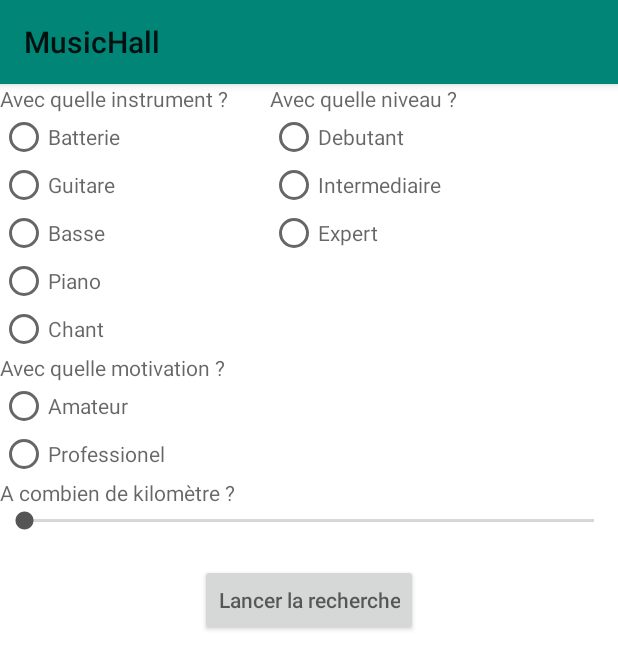
After one commit to claire-mielcarek/MusicHall, an Android app: the CriteresGroupe screen opened directly, with no data from a screen before it, on a phone screen of 412 x 824 dp. The commit adds this screen. Shown: the top 669 px of the screen. Run offline under Robolectric (Android 15) with nearby library versions, the phone set to English and light mode, and no system bars.

Commit message:
Avancé sur la fonction recherche : Classe java pour remplir les critères de recherche pour la recherche avec les layout.

```diff
--- a/app/build.gradle
+++ b/app/build.gradle
@@ -38,6 +38,7 @@ dependencies {
     implementation 'com.github.siyamed:android-shape-imageview:0.9.+@aar'
     // importation du recycle view
     implementation 'com.android.support:recyclerview-v7:28.0.0'
+
 }
 
 apply plugin: 'com.google.gms.google-services'
--- a/app/src/main/AndroidManifest.xml
+++ b/app/src/main/AndroidManifest.xml
@@ -20,7 +20,9 @@
         <activity android:name=".ProfilActivity"/>
         <activity android:name=".Connexion"/>
         <activity android:name=".Inscription"/>
-        <activity android:name=".RechercheActivity"/>
+        <activity android:name=".Search.SearchActivity"/>
+        <activity android:name=".Search.CriteresMusiciens"/>
+        <activity android:name=".Search.CriteresGroupe"/>
         <activity android:name=".group.GroupActivity"/>
         <activity android:name=".Menu"/>
         <activity android:name=".ShouldLogin"/>
--- a/app/src/main/java/com/projet/musichall/MainActivity.java
+++ b/app/src/main/java/com/projet/musichall/MainActivity.java
@@ -16,6 +16,8 @@ import com.google.firebase.auth.FirebaseAuth;
 import com.google.firebase.auth.FirebaseUser;
 import com.hitomi.cmlibrary.CircleMenu;
 import com.hitomi.cmlibrary.OnMenuSelectedListener;
+
+import com.projet.musichall.Search.SearchActivity;
 import com.projet.musichall.group.GroupActivity;
 
 public class MainActivity extends BaseActivity {
@@ -99,7 +101,7 @@ public class MainActivity extends BaseActivity {
                                 handler.postDelayed(new Runnable() {
                                     @Override
                                     public void run() {
-                                        Intent i = new Intent(MainActivity.this, RechercheActivity.class);
+                                        Intent i = new Intent(MainActivity.this, SearchActivity.class);
                                         startActivity(i);
                                     }
                                 }, 1000);
--- a/app/src/main/java/com/projet/musichall/Menu.java
+++ b/app/src/main/java/com/projet/musichall/Menu.java
@@ -14,6 +14,8 @@ import com.google.firebase.auth.FirebaseUser;
 import com.hitomi.cmlibrary.CircleMenu;
 import com.hitomi.cmlibrary.OnMenuSelectedListener;
 import com.hitomi.cmlibrary.OnMenuStatusChangeListener;
+import com.projet.musichall.Search.RechercheActivity;
+import com.projet.musichall.Search.SearchActivity;
 import com.projet.musichall.group.GroupActivity;
 
 public class Menu extends AppCompatActivity {
@@ -136,7 +138,7 @@ public class Menu extends AppCompatActivity {
                                 handler.postDelayed(new Runnable() {
                                     @Override
                                     public void run() {
-                                        Intent i = new Intent(Menu.this, RechercheActivity.class);
+                                        Intent i = new Intent(Menu.this, SearchActivity.class);
                                         Menu.this.finish();
                                         startActivity(i);
                                     }
--- /dev/null
+++ b/app/src/main/java/com/projet/musichall/Search/CriteresGroupe.java
@@ -0,0 +1,46 @@
+package com.projet.musichall.Search;
+
+import android.os.Bundle;
+import android.support.v7.app.AppCompatActivity;
+import android.widget.Button;
+import android.widget.EditText;
+import android.widget.RadioButton;
+import android.widget.RadioGroup;
+import android.widget.SeekBar;
+import android.widget.TextView;
+
+import com.projet.musichall.R;
+
+import java.util.Date;
+
+public class CriteresGroupe extends AppCompatActivity {
+    RadioGroup instruments;
+    RadioGroup niveau;
+    RadioGroup motivation;
+    TextView indicteur_instruments;
+    TextView indicteur_niveau;
+    TextView indicteur_motivation;
+    TextView indicteur_localisation;
+    SeekBar valeurDistance;
+    Button lancerRecherche;
+
+
+
+    @Override
+    protected void onCreate(Bundle savedInstanceState) {
+        super.onCreate(savedInstanceState);
+        setContentView(R.layout.search_criteres_musiciens);
+
+        instruments = (RadioGroup)findViewById(R.id.instruments);
+        niveau = (RadioGroup)findViewById(R.id.niveau);
+        motivation = (RadioGroup)findViewById(R.id.motivation);
+        indicteur_instruments = findViewById(R.id.indicateur_instrument);
+        indicteur_niveau = findViewById(R.id.indicateur_niveau);
+        indicteur_motivation = findViewById(R.id.indicateur_motivation);
+        indicteur_localisation = findViewById(R.id.indicateur_localisation);
+        valeurDistance = findViewById(R.id.valeurDistance);
+        lancerRecherche = findViewById(R.id.lancerRecherche);
+
+    }
+
+}
--- /dev/null
+++ b/app/src/main/res/layout/search_criteres_musiciens.xml
@@ -0,0 +1,164 @@
+<?xml version="1.0" encoding="utf-8"?>
+<RelativeLayout
+    xmlns:android="http://schemas.android.com/apk/res/android"
+    android:layout_width="match_parent"
+    android:layout_height="match_parent"
+    android:id="@+id/relLayout"
+    android:background="@color/white">
+
+
+
+    <TextView
+    android:id="@+id/indicateur_instrument"
+    android:layout_width="wrap_content"
+    android:layout_height="wrap_content"
+    android:hint="Avec quelle instrument ?"
+    android:gravity="top"
+        />
+    <TextView
+    android:id="@+id/indicateur_niveau"
+    android:layout_width="wrap_content"
+    android:layout_height="wrap_content"
+    android:hint="Avec quelle niveau ?"
+    android:layout_toRightOf="@+id/instruments"
+    android:layout_marginLeft="100dp"
+        />
+    <TextView
+    android:id="@+id/indicateur_motivation"
+    android:layout_width="wrap_content"
+    android:layout_height="wrap_content"
+    android:hint="Avec quelle motivation ?"
+    android:layout_below="@+id/instruments"
+        />
+
+
+
+
+
+
+
+    <RadioGroup
+        android:id="@+id/instruments"
+        android:layout_width="wrap_content"
+        android:layout_height="wrap_content"
+        android:layout_below="@+id/indicateur_instrument"
+        android:gravity="top">
+
+    <RadioButton
+        android:id="@+id/instruments1"
+        android:layout_width="wrap_content"
+        android:layout_height="wrap_content"
+        android:hint="Batterie"/>
+
+    <RadioButton
+        android:id="@+id/instruments2"
+        android:layout_width="wrap_content"
+        android:layout_height="wrap_content"
+        android:hint="Guitare"/>
+
+    <RadioButton
+        android:id="@+id/instruments3"
+        android:layout_width="wrap_content"
+        android:layout_height="wrap_content"
+        android:hint="Basse"/>
+
+        <RadioButton
+            android:id="@+id/instruments4"
+            android:layout_width="wrap_content"
+            android:layout_height="wrap_content"
+
+            android:hint="Piano"/>
+
+
+        <RadioButton
+            android:id="@+id/instruments5"
+            android:layout_width="wrap_content"
+            android:layout_height="wrap_content"
+            android:hint="Chant"/>
+    </RadioGroup>
+
+
+    <RadioGroup
+        android:id="@+id/motivation"
+        android:layout_width="wrap_content"
+        android:layout_height="wrap_content"
+        android:layout_below="@+id/indicateur_motivation"
+        >
+
+        <RadioButton
+            android:id="@+id/amateur"
+            android:layout_width="wrap_content"
+            android:layout_height="wrap_content"
+            android:hint="Amateur"/>
+
+        <RadioButton
+            android:id="@+id/professionel"
+            android:layout_width="wrap_content"
+            android:layout_height="wrap_content"
+            android:hint="Professionel"/>
+
+    </RadioGroup>
+
+    <RadioGroup
+        android:id="@+id/niveau"
+        android:layout_width="wrap_content"
+        android:layout_height="wrap_content"
+        android:layout_below="@+id/indicateur_niveau"
+        android:layout_marginLeft="180dp"
+        >
+
+        <RadioButton
+            android:id="@+id/debutant"
+            android:layout_width="wrap_content"
+            android:layout_height="wrap_content"
+            android:hint="Debutant"
+            />
+
+        <RadioButton
+            android:id="@+id/intermediaire"
+            android:layout_width="wrap_content"
+            android:layout_height="wrap_content"
+            android:hint="Intermediaire"
+            />
+
+        <RadioButton
+            android:id="@+id/expert"
+            android:layout_width="wrap_content"
+            android:layout_height="wrap_content"
+
+            android:hint="Expert"/>
+    </RadioGroup>
+
+
+    <TextView
+        android:id="@+id/indicateur_localisation"
+        android:layout_width="wrap_content"
+        android:layout_height="wrap_content"
+        android:hint="A combien de kilomètre ?"
+        android:layout_below="@+id/motivation"
+
+
+        />
+
+    <SeekBar
+        android:id="@+id/valeurDistance"
+        android:layout_width="match_parent"
+        android:layout_height="wrap_content"
+        android:layout_weight="1"
+        android:thumbTint="#555555"
+        android:progressTint="#444444"
+        android:layout_below="@+id/indicateur_localisation"
+        />
+
+
+
+    <Button
+        android:id="@+id/lancerRecherche"
+        android:layout_width="wrap_content"
+        android:layout_height="wrap_content"
+        android:hint="Lancer la recherche"
+        android:layout_centerHorizontal="true"
+        android:layout_marginTop="320dp"
+        />
+
+</RelativeLayout>
--- a/app/src/main/res/layout/you_have_to_be_logged.xml
+++ b/app/src/main/res/layout/you_have_to_be_logged.xml
@@ -6,6 +6,6 @@
         android:layout_width="match_parent"
         android:layout_height="match_parent"
         android:gravity="center"
-        android:text="@string/you_sould_login"/>
+        android:text="@string/you_should_login"/>
 
 </android.support.constraint.ConstraintLayout>
```
Also changed, not shown: app/src/main/java/com/projet/musichall/Search/CriteresMusiciens.java (added, +53 -0 lines), app/src/main/java/com/projet/musichall/Search/RechercheActivity.java (renamed from app/src/main/java/com/projet/musichall/RechercheActivity.java, +40 -3 lines), app/src/main/java/com/projet/musichall/Search/SearchActivity.java (added, +51 -0 lines), app/src/main/res/layout/activity_search.xml (added, +42 -0 lines), app/src/main/res/layout/search_criteres_groupe.xml (added, +156 -0 lines), app/src/main/res/values/strings.xml (+15 -0 lines), app/src/main/res/layout/search_listview.xml (renamed from app/src/main/res/layout/activity_recherche.xml).
